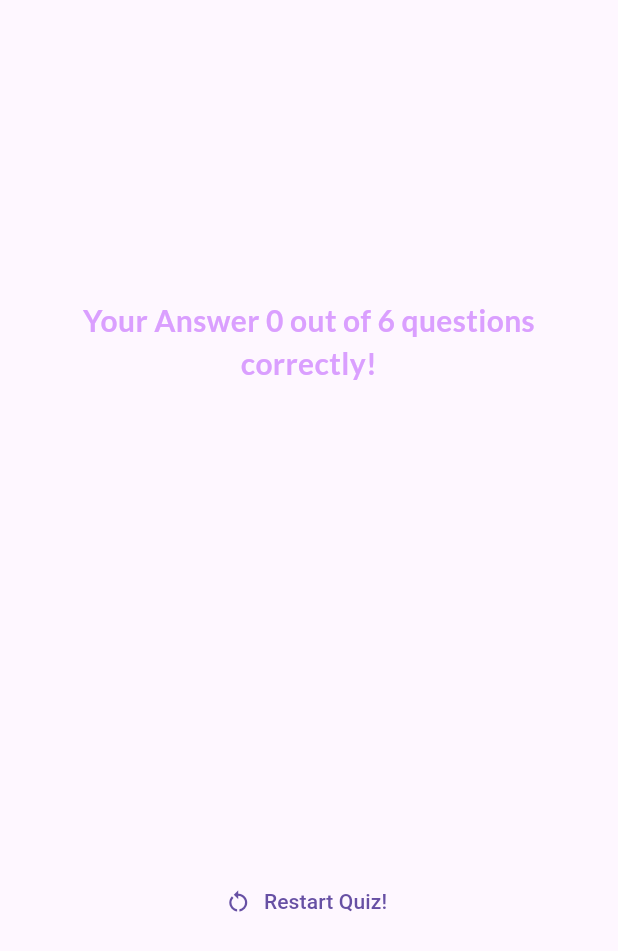
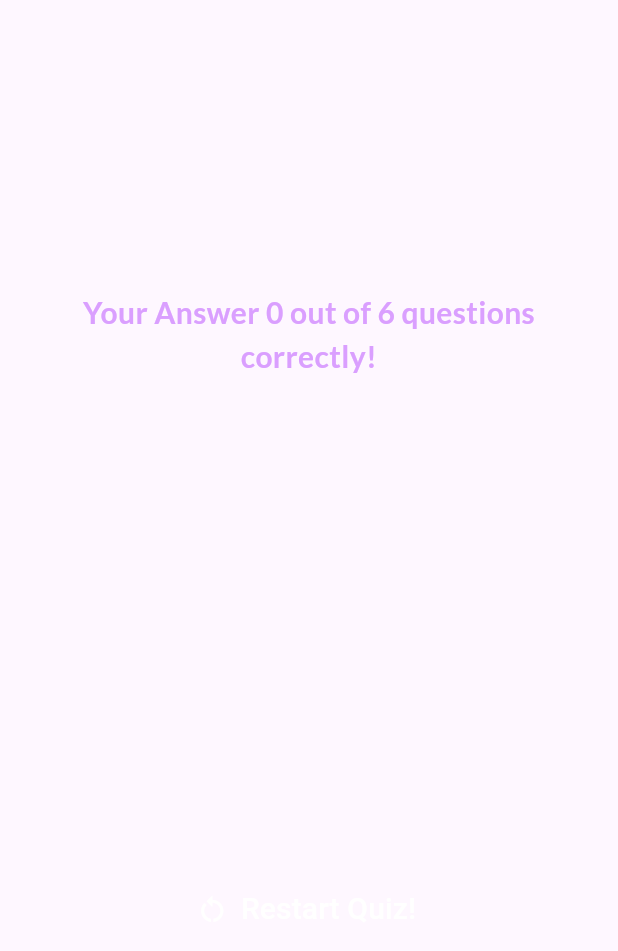
Before and after one commit to Wishalleo/quizApp, a Flutter app: the ResultScreen widget shown alone on an empty page, opened directly with empty values, on a phone screen of 412 x 824 dp. Shown: the top 951 px of the screen. Run offline on Flutter 3.47's test engine with Material 3 defaults, Android fonts, the phone set to English and light mode, and no system bars; our stand-ins replace google_fonts.

Commit message:
Enhance result screen layout with spacing adjustments and improved button styling

```diff
--- a/lib/presention/result/result_screen.dart
+++ b/lib/presention/result/result_screen.dart
@@ -45,6 +45,7 @@ class ResultScreen extends StatelessWidget {
             ),
             SizedBox(height: 20),
             QuestionsSummary(summaryData),
+            SizedBox(height: 10),
             TextButton.icon(
               onPressed: () {
                 Navigator.of(context).pushAndRemoveUntil(
@@ -52,8 +53,11 @@ class ResultScreen extends StatelessWidget {
                   (route) => false,
                 );
               },
-              label: Text('Restart Quiz!'),
-              icon: Icon(Icons.restart_alt),
+              label: Text(
+                'Restart Quiz!',
+                style: TextStyle(color: Colors.white, fontSize: 20),
+              ),
+              icon: Icon(Icons.restart_alt, color: Colors.white, size: 22),
             ),
           ],
         ),
```
